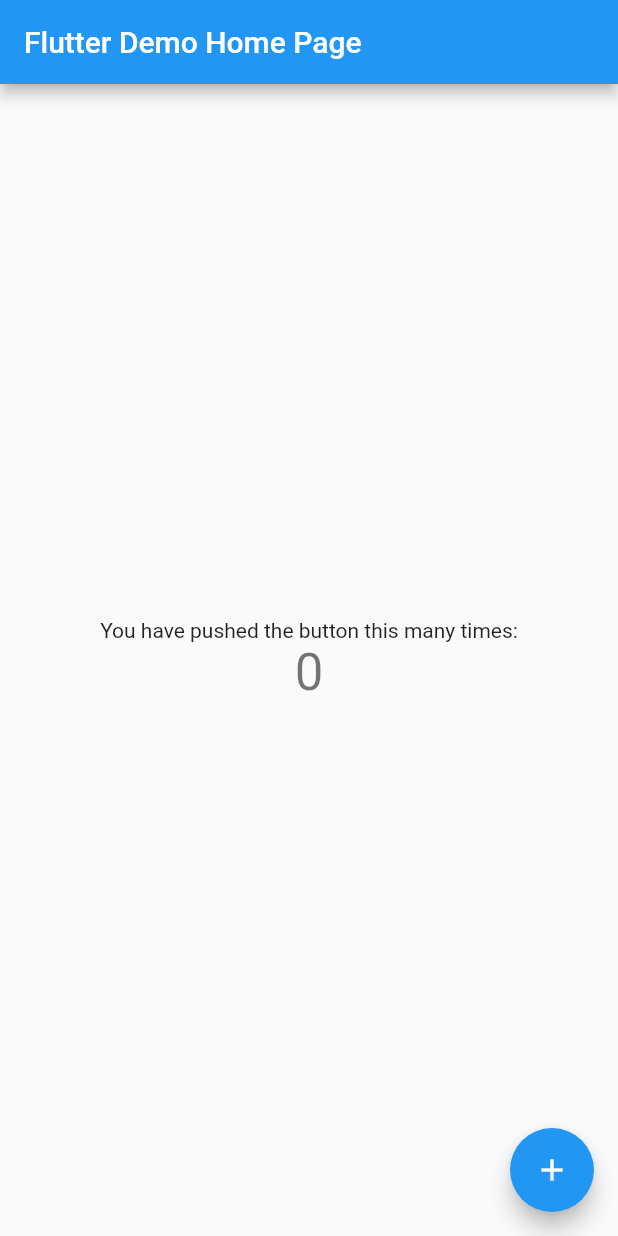
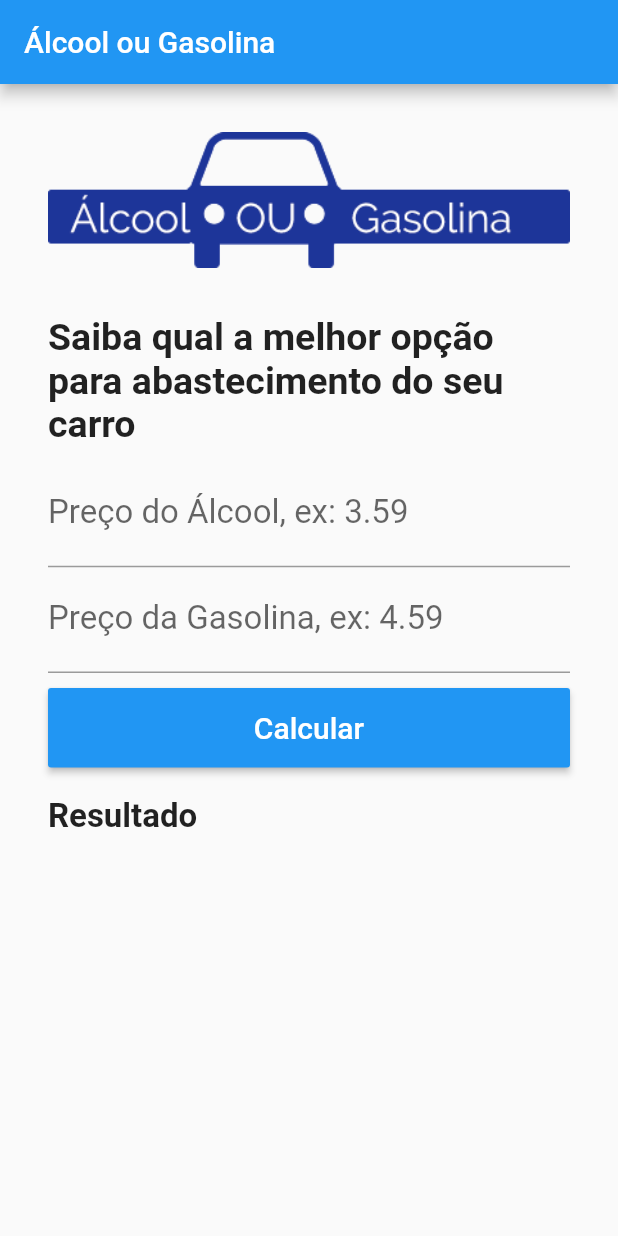
Before and after one commit to andrericardoweb/alcool_ou_gasolina, a Flutter app: the screen it shows after launch, on a phone screen of 412 x 824 dp. Run offline on Flutter 3.47's test engine with Material 2 defaults, Android fonts, the phone set to English and light mode, and no system bars.

Commit message:
Create interface

```diff
--- /dev/null
+++ b/lib/Home.dart
@@ -0,0 +1,75 @@
+import 'package:flutter/material.dart';
+
+class Home extends StatefulWidget {
+  @override
+  _HomeState createState() => _HomeState();
+}
+
+class _HomeState extends State<Home> {
+  TextEditingController _controllerAlcool = TextEditingController();
+  TextEditingController _controllerGasolina = TextEditingController();
+
+  @override
+  Widget build(BuildContext context) {
+    return Scaffold(
+      appBar: AppBar(
+        title: Text("Álcool ou Gasolina"),
+        backgroundColor: Colors.blue,
+      ),
+      body: Container(
+        child: SingleChildScrollView(
+          padding: EdgeInsets.all(32),
+          child: Column(
+            crossAxisAlignment: CrossAxisAlignment.stretch,
+            children: <Widget>[
+              Padding(
+                padding: EdgeInsets.only(bottom: 32),
+                child: Image.asset("images/logo.png"),
+              ),
+              Padding(
+                padding: EdgeInsets.only(bottom: 10),
+                child: Text(
+                  "Saiba qual a melhor opção para abastecimento do seu carro",
+                  style: TextStyle(fontSize: 25, fontWeight: FontWeight.bold),
+                ),
+              ),
+              TextField(
+                keyboardType: TextInputType.number,
+                decoration:
+                    InputDecoration(labelText: "Preço do Álcool, ex: 3.59"),
+                style: TextStyle(fontSize: 22),
+                controller: _controllerAlcool,
+              ),
+              TextField(
+                keyboardType: TextInputType.number,
+                decoration:
+                    InputDecoration(labelText: "Preço da Gasolina, ex: 4.59"),
+                style: TextStyle(fontSize: 22),
+                controller: _controllerGasolina,
+              ),
+              Padding(
+                padding: EdgeInsets.only(top: 10),
+                child: RaisedButton(
+                    color: Colors.blue,
+                    textColor: Colors.white,
+                    padding: EdgeInsets.all(15),
+                    child: Text(
+                      "Calcular",
+                      style: TextStyle(fontSize: 20),
+                    ),
+                    onPressed: () {}),
+              ),
+              Padding(
+                padding: EdgeInsets.only(top: 20),
+                child: Text(
+                  "Resultado",
+                  style: TextStyle(fontSize: 22, fontWeight: FontWeight.bold),
+                ),
+              )
+            ],
+          ),
+        ),
+      ),
+    );
+  }
+}
--- a/lib/main.dart
+++ b/lib/main.dart
@@ -1,117 +1,8 @@
+import 'package:alcool_ou_gasolina/Home.dart';
 import 'package:flutter/material.dart';
 
 void main() {
-  runApp(MyApp());
+  runApp(MaterialApp(
+    home: Home(),
+  ));
 }
-
-class MyApp extends StatelessWidget {
-  // This widget is the root of your application.
-  @override
-  Widget build(BuildContext context) {
-    return MaterialApp(
-      title: 'Flutter Demo',
-      theme: ThemeData(
-        // This is the theme of your application.
-        //
-        // Try running your application with "flutter run". You'll see the
-        // application has a blue toolbar. Then, without quitting the app, try
-        // changing the primarySwatch below to Colors.green and then invoke
-        // "hot reload" (press "r" in the console where you ran "flutter run",
-        // or simply save your changes to "hot reload" in a Flutter IDE).
-        // Notice that the counter didn't reset back to zero; the application
-        // is not restarted.
-        primarySwatch: Colors.blue,
-        // This makes the visual density adapt to the platform that you run
-        // the app on. For desktop platforms, the controls will be smaller and
-        // closer together (more dense) than on mobile platforms.
-        visualDensity: VisualDensity.adaptivePlatformDensity,
-      ),
-      home: MyHomePage(title: 'Flutter Demo Home Page'),
-    );
-  }
-}
-
-class MyHomePage extends StatefulWidget {
-  MyHomePage({Key key, this.title}) : super(key: key);
-
-  // This widget is the home page of your application. It is stateful, meaning
-  // that it has a State object (defined below) that contains fields that affect
-  // how it looks.
-
-  // This class is the configuration for the state. It holds the values (in this
-  // case the title) provided by the parent (in this case the App widget) and
-  // used by the build method of the State. Fields in a Widget subclass are
-  // always marked "final".
-
-  final String title;
-
-  @override
-  _MyHomePageState createState() => _MyHomePageState();
-}
-
-class _MyHomePageState extends State<MyHomePage> {
-  int _counter = 0;
-
-  void _incrementCounter() {
-    setState(() {
-      // This call to setState tells the Flutter framework that something has
-      // changed in this State, which causes it to rerun the build method below
-      // so that the display can reflect the updated values. If we changed
-      // _counter without calling setState(), then the build method would not be
-      // called again, and so nothing would appear to happen.
-      _counter++;
-    });
-  }
-
-  @override
-  Widget build(BuildContext context) {
-    // This method is rerun every time setState is called, for instance as done
-    // by the _incrementCounter method above.
-    //
-    // The Flutter framework has been optimized to make rerunning build methods
-    // fast, so that you can just rebuild anything that needs updating rather
-    // than having to individually change instances of widgets.
-    return Scaffold(
-      appBar: AppBar(
-        // Here we take the value from the MyHomePage object that was created by
-        // the App.build method, and use it to set our appbar title.
-        title: Text(widget.title),
-      ),
-      body: Center(
-        // Center is a layout widget. It takes a single child and positions it
-        // in the middle of the parent.
-        child: Column(
-          // Column is also a layout widget. It takes a list of children and
-          // arranges them vertically. By default, it sizes itself to fit its
-          // children horizontally, and tries to be as tall as its parent.
-          //
-          // Invoke "debug painting" (press "p" in the console, choose the
-          // "Toggle Debug Paint" action from the Flutter Inspector in Android
-          // Studio, or the "Toggle Debug Paint" command in Visual Studio Code)
-          // to see the wireframe for each widget.
-          //
-          // Column has various properties to control how it sizes itself and
-          // how it positions its children. Here we use mainAxisAlignment to
-          // center the children vertically; the main axis here is the vertical
-          // axis because Columns are vertical (the cross axis would be
-          // horizontal).
-          mainAxisAlignment: MainAxisAlignment.center,
-          children: <Widget>[
-            Text(
-              'You have pushed the button this many times:',
-            ),
-            Text(
-              '$_counter',
-              style: Theme.of(context).textTheme.headline4,
-            ),
-          ],
-        ),
-      ),
-      floatingActionButton: FloatingActionButton(
-        onPressed: _incrementCounter,
-        tooltip: 'Increment',
-        child: Icon(Icons.add),
-      ), // This trailing comma makes auto-formatting nicer for build methods.
-    );
-  }
-}
--- a/pubspec.yaml
+++ b/pubspec.yaml
@@ -45,7 +45,8 @@ flutter:
   uses-material-design: true
 
   # To add assets to your application, add an assets section, like this:
-  # assets:
+  assets:
+   - images/logo.png
   #   - images/a_dot_burr.jpeg
   #   - images/a_dot_ham.jpeg
 
```
Also changed, not shown: images/logo.png (added), 1 other file.
